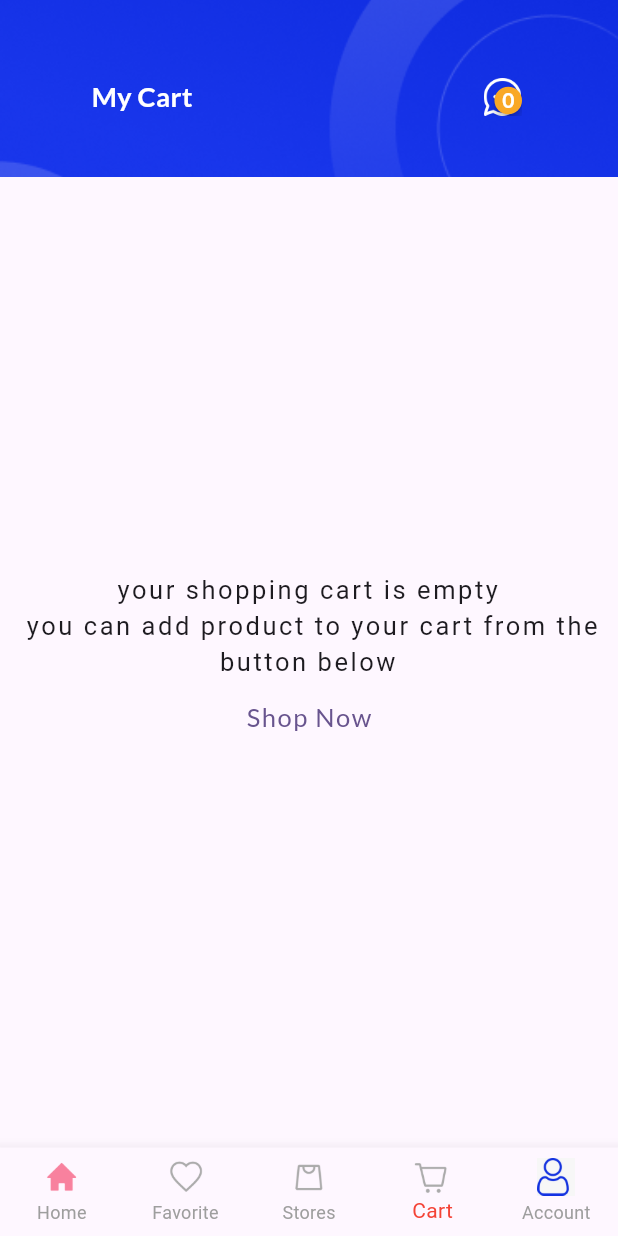
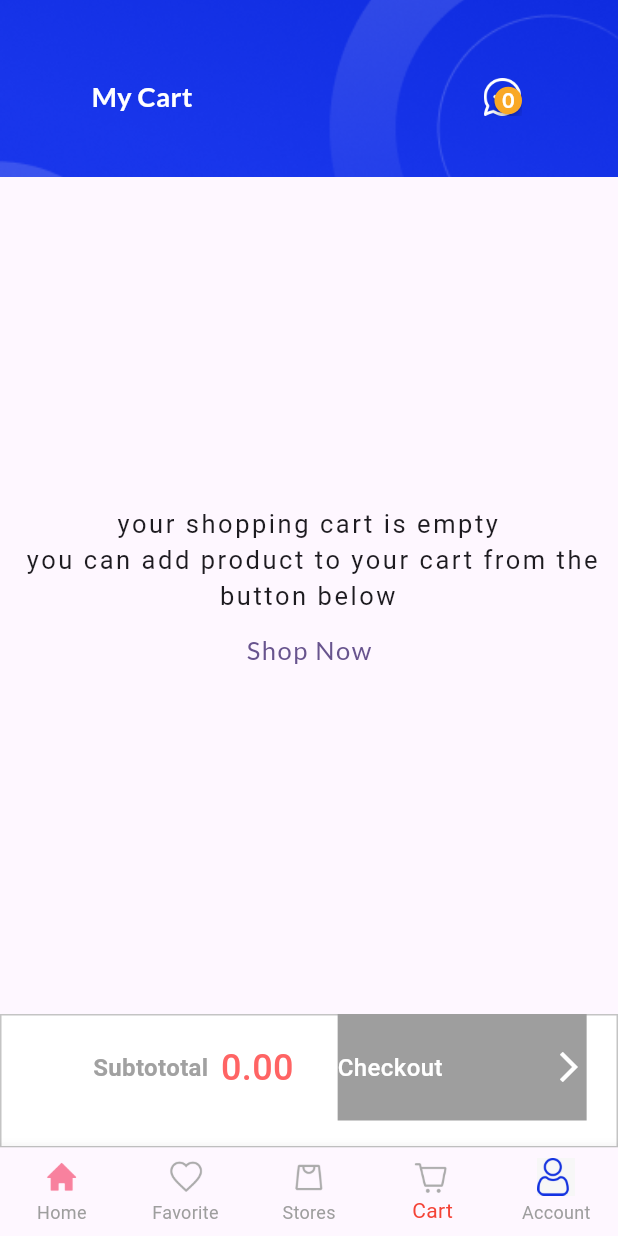
Before and after one commit to jonathanGontijo/multi_shop, a Flutter app: the screen it shows after launch, item 4 of the bottom bar chosen, on a phone screen of 412 x 824 dp. Run offline on Flutter 3.47's test engine with Material 3 defaults, Android fonts, the phone set to English and light mode, and no system bars; drawn by our look-alikes of badges; our stand-ins replace cached_network_image, cloud_firestore, firebase_auth, firebase_core, flutter_riverpod, get and 1 more; accounts and stored records are empty.

Commit message:
cart state management

```diff
--- a/lib/views/screens/nav_screens/cart_screen.dart
+++ b/lib/views/screens/nav_screens/cart_screen.dart
@@ -17,6 +17,8 @@ class _CartScreenState extends ConsumerState<CartScreen> {
   @override
   Widget build(BuildContext context) {
     final cartData = ref.watch(cartProvider);
+    final _cartProvider = ref.read(cartProvider.notifier);
+    final totalAmount = ref.read(cartProvider.notifier).calculateTotalAmount();
     return Scaffold(
       appBar: PreferredSize(
         preferredSize: Size.fromHeight(
@@ -96,20 +98,19 @@ class _CartScreenState extends ConsumerState<CartScreen> {
                   ),
                   TextButton(
                     onPressed: () {
-                          Navigator.push(
-                            context,
-                            MaterialPageRoute(
-                              builder: (context) {
+                      Navigator.push(context,
+                          MaterialPageRoute(builder: (context) {
                         return MainScreen();
-                              },
-                            ),
-                          );
+                      }));
                     },
                     child: Text(
                       'Shop Now',
-                          style:
-                              GoogleFonts.lato(fontSize: 17, letterSpacing: 1),
-                        ))
+                      style: GoogleFonts.lato(
+                        fontSize: 17,
+                        letterSpacing: 1,
+                      ),
+                    ),
+                  )
                 ],
               ),
             )
@@ -132,7 +133,7 @@ class _CartScreenState extends ConsumerState<CartScreen> {
                             width: MediaQuery.of(context).size.width,
                             height: 49,
                             clipBehavior: Clip.hardEdge,
-                              decoration: BoxDecoration(
+                            decoration: const BoxDecoration(
                               color: Color(
                                 0xFFD7DDFF,
                               ),
@@ -148,7 +149,9 @@ class _CartScreenState extends ConsumerState<CartScreen> {
                             clipBehavior: Clip.hardEdge,
                             decoration: BoxDecoration(
                               color: Colors.black,
-                                borderRadius: BorderRadius.circular(5),
+                              borderRadius: BorderRadius.circular(
+                                5,
+                              ),
                             ),
                           ),
                         ),
@@ -156,14 +159,15 @@ class _CartScreenState extends ConsumerState<CartScreen> {
                           left: 69,
                           top: 14,
                           child: Text(
-                              'you have ${cartData.length} items',
+                            'You have ${cartData.length} items',
                             style: GoogleFonts.lato(
                               color: Colors.black,
                               fontSize: 16,
                               fontWeight: FontWeight.bold,
-                                  letterSpacing: 1.7),
+                              letterSpacing: 1.7,
                             ),
-                          )
+                          ),
+                        ),
                       ],
                     ),
                   ),
@@ -191,11 +195,12 @@ class _CartScreenState extends ConsumerState<CartScreen> {
                                   ),
                                 ),
                                 Padding(
-                                    padding: const EdgeInsets.symmetric(
-                                        horizontal: 14, vertical: 8),
+                                  padding: const EdgeInsets.all(8),
                                   child: Column(
                                     mainAxisAlignment:
                                         MainAxisAlignment.spaceEvenly,
+                                    crossAxisAlignment:
+                                        CrossAxisAlignment.start,
                                     children: [
                                       Text(
                                         cartItem.productName,
@@ -209,15 +214,16 @@ class _CartScreenState extends ConsumerState<CartScreen> {
                                         style: GoogleFonts.lato(
                                           fontSize: 16,
                                           fontWeight: FontWeight.w600,
-                                              color: Colors.blueGrey),
+                                          color: Colors.blueGrey,
+                                        ),
                                       ),
                                       Text(
-                                          cartItem.productPrice
-                                              .toStringAsFixed(2),
+                                        cartItem.discount.toStringAsFixed(2),
                                         style: GoogleFonts.lato(
                                           fontSize: 16,
                                           fontWeight: FontWeight.bold,
-                                              color: Colors.pink),
+                                          color: Colors.pink,
+                                        ),
                                       ),
                                       Row(
                                         children: [
@@ -225,25 +231,33 @@ class _CartScreenState extends ConsumerState<CartScreen> {
                                             height: 40,
                                             width: 120,
                                             decoration: const BoxDecoration(
-                                                color: Color(0xFF102DE1),
+                                              color: Color(
+                                                0xFF102DE1,
+                                              ),
                                             ),
                                             child: Row(
                                               children: [
                                                 IconButton(
-                                                    onPressed: () {},
+                                                  onPressed: () {
+                                                    _cartProvider.decrementItem(
+                                                        cartItem.productId);
+                                                  },
                                                   icon: const Icon(
                                                     CupertinoIcons.minus,
                                                     color: Colors.white,
                                                   ),
                                                 ),
                                                 Text(
-                                                    cartItem.quantity
-                                                        .toString(),
+                                                  cartItem.quantity.toString(),
                                                   style: GoogleFonts.lato(
-                                                        color: Colors.white),
+                                                    color: Colors.white,
+                                                  ),
                                                 ),
                                                 IconButton(
-                                                    onPressed: () {},
+                                                  onPressed: () {
+                                                    _cartProvider.incrementItem(
+                                                        cartItem.productId);
+                                                  },
                                                   icon: const Icon(
                                                     CupertinoIcons.plus,
                                                     color: Colors.white,
@@ -253,10 +267,12 @@ class _CartScreenState extends ConsumerState<CartScreen> {
                                             ),
                                           ),
                                           IconButton(
-                                              onPressed: () {},
+                                            onPressed: () {
+                                              _cartProvider.removeItem(
+                                                  cartItem.productId);
+                                            },
                                             icon: const Icon(
                                               CupertinoIcons.delete,
-                                                color: Colors.black,
                                             ),
                                           ),
                                         ],
@@ -273,6 +289,99 @@ class _CartScreenState extends ConsumerState<CartScreen> {
                   )
                 ],
               ),
-              ));
+            ),
+      bottomNavigationBar: Container(
+        width: 416,
+        height: 89,
+        clipBehavior: Clip.hardEdge,
+        decoration: const BoxDecoration(),
+        child: Stack(
+          clipBehavior: Clip.none,
+          children: [
+            Align(
+              alignment: Alignment.center,
+              child: Container(
+                width: 416,
+                height: 89,
+                clipBehavior: Clip.hardEdge,
+                decoration: BoxDecoration(
+                    color: Colors.white,
+                    border: Border.all(
+                      color: const Color(
+                        0xFFC4C4C4,
+                      ),
+                    )),
+              ),
+            ),
+            Align(
+              alignment: const Alignment(-0.63, -0.26),
+              child: Text(
+                'Subtototal',
+                style: GoogleFonts.roboto(
+                  color: const Color(
+                    0xFFA1A1A1,
+                  ),
+                  fontSize: 16,
+                  fontWeight: FontWeight.bold,
+                ),
+              ),
+            ),
+            Align(
+              alignment: const Alignment(
+                -0.19,
+                -0.31,
+              ),
+              child: Text(
+                totalAmount.toStringAsFixed(2),
+                style: GoogleFonts.roboto(
+                  color: const Color(
+                    0xFFFF6464,
+                  ),
+                  fontSize: 24,
+                  fontWeight: FontWeight.w500,
+                ),
+              ),
+            ),
+            Align(
+              alignment: const Alignment(0.83, -1),
+              child: InkWell(
+                onTap: () {},
+                child: Container(
+                  width: 166,
+                  height: 71,
+                  clipBehavior: Clip.hardEdge,
+                  decoration: BoxDecoration(
+                    color: totalAmount == 0.0
+                        ? Colors.grey
+                        : const Color(
+                            0xFF1532E7,
+                          ),
+                  ),
+                  child: Center(
+                    child: Row(
+                      mainAxisAlignment: MainAxisAlignment.spaceBetween,
+                      children: [
+                        Text(
+                          'Checkout',
+                          style: GoogleFonts.roboto(
+                            color: Colors.white,
+                            fontSize: 16,
+                            fontWeight: FontWeight.w500,
+                          ),
+                        ),
+                        const Icon(
+                          Icons.arrow_forward_ios,
+                          color: Colors.white,
+                        )
+                      ],
+                    ),
+                  ),
+                ),
+              ),
+            )
+          ],
+        ),
+      ),
+    );
   }
 }
```
Also changed, not shown: lib/provider/cart_provider.dart (+39 -0 lines). Lines whose indentation alone changed are shown as unchanged.
